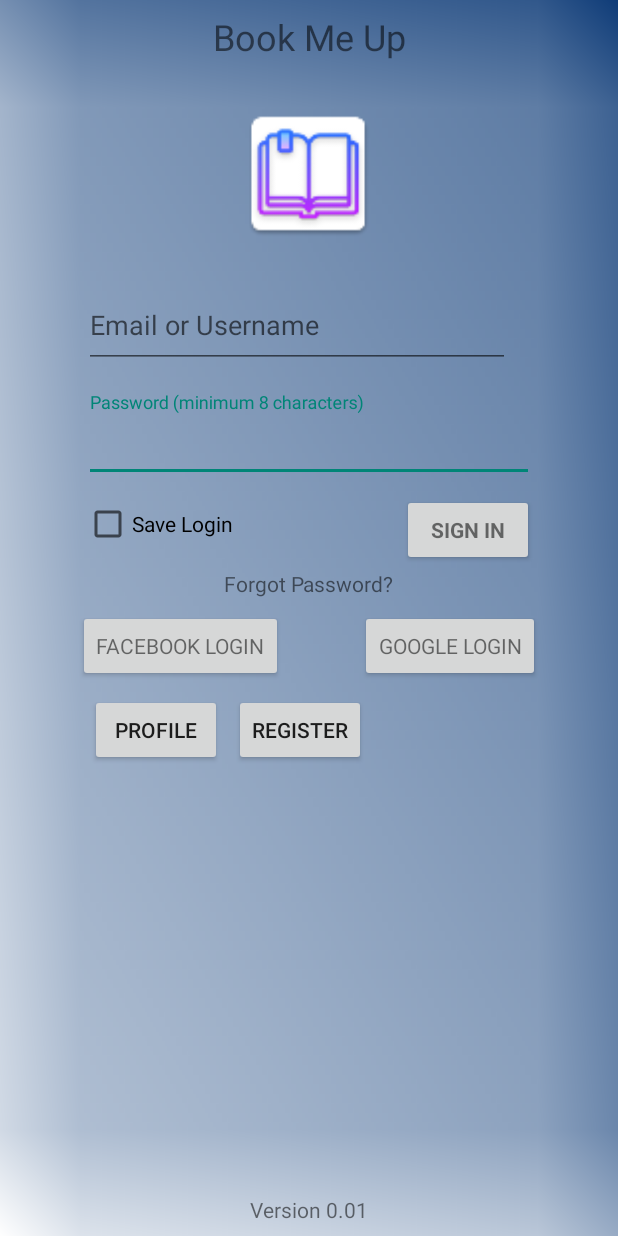
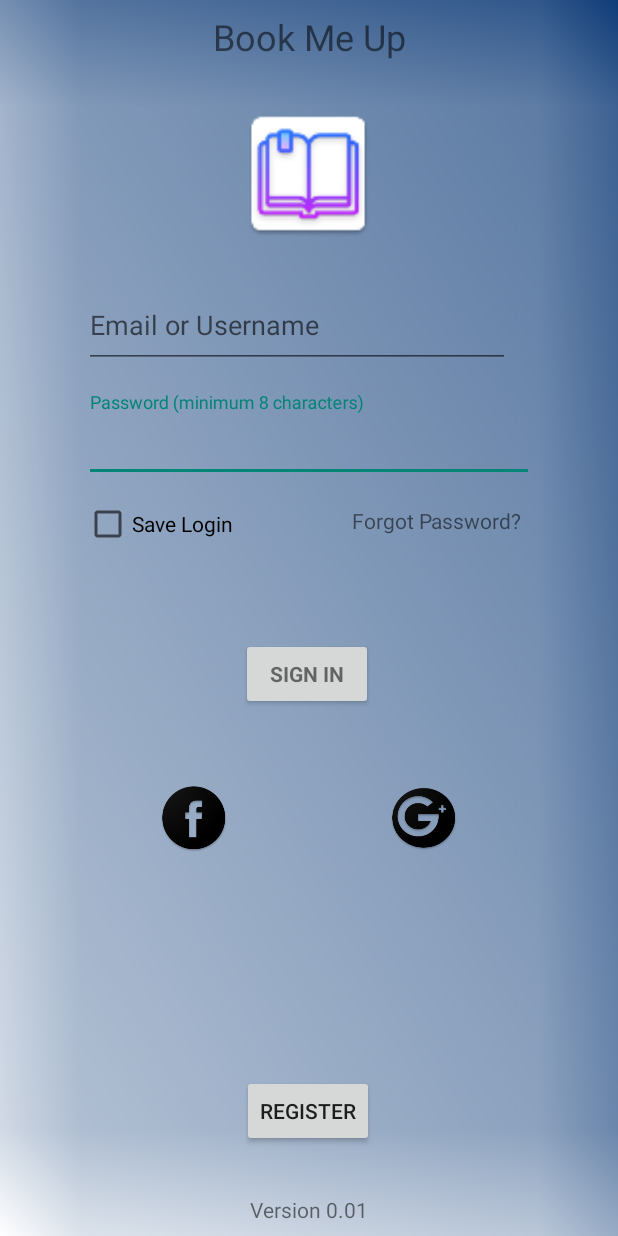
Before and after one commit to biodunduke/BookMeUp, an Android app: the screen it shows after launch (LoginActivity), on a phone screen of 412 x 824 dp. Run offline under Robolectric (Android 15) with nearby library versions, the phone set to English and light mode, and no system bars; 2 statements that could not run were skipped.

Commit message:
Fb and google update
*third party buttons have been added and animated
*some clean up to the login page

```diff
--- a/SW-Project/src/main/java/com/example/bookmeup/LoginActivity.java
+++ b/SW-Project/src/main/java/com/example/bookmeup/LoginActivity.java
@@ -70,14 +70,15 @@ public class LoginActivity extends AppCompatActivity implements LoaderCallbacks<
         // Set up the login form.
         mEmailView = (AutoCompleteTextView) findViewById(R.id.email);
         populateAutoComplete();
-        Button btnProfile = findViewById(R.id.btnProfile);
-        btnProfile.setOnClickListener(new OnClickListener() {
-            @Override
-            public void onClick(View v) {
-                Intent intent = new Intent(LoginActivity.this,ProfileActivity.class);
-                startActivity(intent);
-            }
-        });
+//        //Button btnProfile = findViewById(R.id.btnProfile);
+//        btnProfile.setOnClickListener(new OnClickListener() {
+//            @Override
+//            public void onClick(View v) {
+//                Intent intent = new Intent(LoginActivity.this,ProfileActivity.class);
+//                startActivity(intent);
+//            }
+//        });
+
         Button btnRegister = findViewById(R.id.btnRegister);
         btnRegister.setOnClickListener(new OnClickListener() {
             @Override
--- a/SW-Project/src/main/res/layout/activity_login.xml
+++ b/SW-Project/src/main/res/layout/activity_login.xml
@@ -15,7 +15,11 @@
         android:layout_width="wrap_content"
         android:layout_height="wrap_content"
         android:layout_marginBottom="8dp"
-        android:visibility="gone" />
+        android:visibility="gone"
+        app:layout_constraintBottom_toTopOf="parent"
+        app:layout_constraintEnd_toStartOf="parent"
+        app:layout_constraintStart_toStartOf="parent"
+        app:layout_constraintTop_toTopOf="parent" />
 
     <TextView
         android:id="@+id/textView2"
@@ -86,11 +90,13 @@
         style="?android:textAppearanceSmall"
         android:layout_width="wrap_content"
         android:layout_height="wrap_content"
-        android:layout_marginTop="8dp"
+        android:layout_marginTop="60dp"
         android:text="@string/action_sign_in"
         android:textStyle="bold"
         app:layout_constraintEnd_toEndOf="@+id/textInputLayout2"
-        app:layout_constraintTop_toBottomOf="@+id/textInputLayout2" />
+        app:layout_constraintHorizontal_bias="0.495"
+        app:layout_constraintStart_toStartOf="@+id/textInputLayout2"
+        app:layout_constraintTop_toBottomOf="@+id/checkBox" />
 
     <ImageView
         android:id="@+id/bookmeupLogo"
@@ -117,12 +123,15 @@
     <TextView
         android:id="@+id/textView"
         android:layout_width="wrap_content"
-        android:layout_height="wrap_content"
-        android:layout_marginTop="14dp"
+        android:layout_height="29dp"
+        android:layout_marginStart="8dp"
+        android:layout_marginTop="16dp"
+        android:layout_marginEnd="8dp"
         android:text="@string/text_forgot_password"
         app:layout_constraintEnd_toEndOf="@+id/textInputLayout2"
-        app:layout_constraintStart_toStartOf="@+id/textInputLayout2"
-        app:layout_constraintTop_toBottomOf="@+id/checkBox" />
+        app:layout_constraintHorizontal_bias="1.0"
+        app:layout_constraintStart_toEndOf="@+id/checkBox"
+        app:layout_constraintTop_toBottomOf="@+id/textInputLayout2" />
 
     <TextView
         android:id="@+id/textView3"
@@ -139,50 +148,48 @@
         app:layout_constraintTop_toBottomOf="@+id/signOrRegisterBtn"
         app:layout_constraintVertical_bias="1.0" />
 
-    <Button
-        android:id="@+id/facebook_login"
-        style="?android:textAppearanceSmall"
+    <ImageButton
+        android:id="@+id/facebook_login_btn"
         android:layout_width="wrap_content"
         android:layout_height="wrap_content"
         android:layout_marginStart="8dp"
-        android:layout_marginTop="8dp"
+        android:layout_marginTop="48dp"
         android:layout_marginEnd="8dp"
-        android:text="@string/login_fb"
-        app:layout_constraintEnd_toStartOf="@+id/button"
+        android:background="#00000000"
+        android:contentDescription="TODO"
+        android:foreground="?android:selectableItemBackgroundBorderless"
+        android:src="@mipmap/ic_sign_fb"
+        app:layout_constraintEnd_toStartOf="@+id/google_login_btn"
         app:layout_constraintHorizontal_bias="0.5"
         app:layout_constraintStart_toStartOf="parent"
-        app:layout_constraintTop_toBottomOf="@+id/textView" />
+        app:layout_constraintTop_toBottomOf="@+id/signOrRegisterBtn" />
 
-    <Button
-        android:id="@+id/button"
-        style="?android:textAppearanceSmall"
+    <ImageButton
+        android:id="@+id/google_login_btn"
         android:layout_width="wrap_content"
         android:layout_height="wrap_content"
-        android:layout_marginTop="8dp"
+        android:layout_marginTop="48dp"
         android:layout_marginEnd="8dp"
-        android:text="@string/login_google"
+        android:background="#00000000"
+        android:contentDescription="TODO"
+        android:foreground="?android:selectableItemBackgroundBorderless"
+        android:src="@mipmap/ic_sign_google"
         app:layout_constraintEnd_toEndOf="parent"
         app:layout_constraintHorizontal_bias="0.5"
-        app:layout_constraintStart_toEndOf="@+id/facebook_login"
-        app:layout_constraintTop_toBottomOf="@+id/textView" />
-
-    <Button
-        android:id="@+id/btnProfile"
-        android:layout_width="wrap_content"
-        android:layout_height="wrap_content"
-        android:layout_marginStart="8dp"
-        android:layout_marginTop="8dp"
-        android:text="@string/profile"
-        app:layout_constraintStart_toStartOf="@+id/facebook_login"
-        app:layout_constraintTop_toBottomOf="@+id/facebook_login" />
+        app:layout_constraintStart_toEndOf="@+id/facebook_login_btn"
+        app:layout_constraintTop_toBottomOf="@+id/signOrRegisterBtn" />
 
     <Button
         android:id="@+id/btnRegister"
         android:layout_width="wrap_content"
         android:layout_height="wrap_content"
-        android:layout_marginStart="8dp"
         android:layout_marginTop="8dp"
+        android:layout_marginBottom="32dp"
         android:text="@string/register"
-        app:layout_constraintStart_toEndOf="@+id/btnProfile"
-        app:layout_constraintTop_toBottomOf="@+id/facebook_login" />
+        app:layout_constraintBottom_toTopOf="@+id/textView3"
+        app:layout_constraintEnd_toEndOf="parent"
+        app:layout_constraintHorizontal_bias="0.498"
+        app:layout_constraintStart_toStartOf="parent"
+        app:layout_constraintTop_toBottomOf="@+id/facebook_login_btn"
+        app:layout_constraintVertical_bias="1.0" />
 </android.support.constraint.ConstraintLayout>
```
